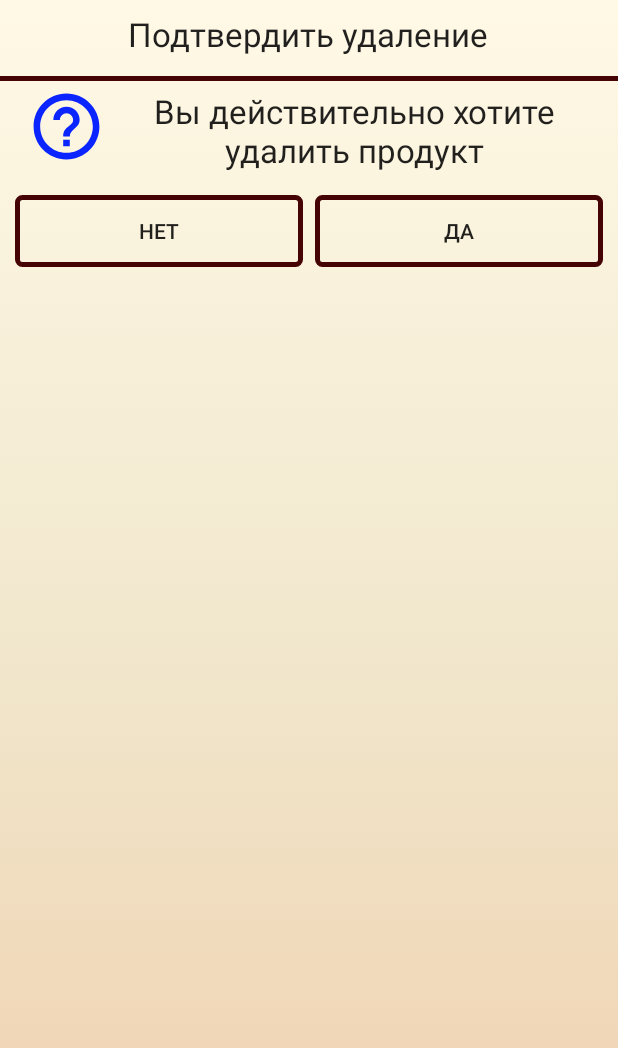
After one commit to ecrikki/android_project, an Android app: the layout dialog_delet.xml on its own in the app's theme, with its tools: preview values and no code run, on a phone screen of 412 x 824 dp. The commit adds this screen. Shown: the top 1048 px of the screen. Run offline under Robolectric (Android 15) with nearby library versions, the phone set to English and light mode, and no system bars.

Commit message:
Delete dialog

```diff
--- a/app/src/main/java/com/example/calories/Add_Activity.java
+++ b/app/src/main/java/com/example/calories/Add_Activity.java
@@ -1,16 +1,10 @@
 package com.example.calories;
 
 import android.app.Activity;
-import android.app.Dialog;
-import android.app.SearchManager;
-import android.content.Context;
-import android.content.DialogInterface;
 import android.content.Intent;
 import android.os.Bundle;
-import android.text.InputType;
 import android.view.LayoutInflater;
 import android.view.View;
-import android.view.WindowManager;
 import android.widget.Button;
 import android.widget.EditText;
 import android.widget.ExpandableListView;
@@ -34,7 +28,6 @@ import java.util.ArrayList;
 
 public class Add_Activity extends Activity implements SearchView.OnQueryTextListener, SearchView.OnCloseListener {
 
-    private SearchView search;
     private ProductsAdapter adapter;
     private ExpandableListView myList;
     private ArrayList<Class_prod> class_prodList = new ArrayList<>();
@@ -48,7 +41,7 @@ public class Add_Activity extends Activity implements SearchView.OnQueryTextList
         setContentView(R.layout.add_activity);
 
         myList = findViewById(R.id.expandableList);
-        search = findViewById(R.id.search);
+        SearchView search = findViewById(R.id.search);
         search.setIconifiedByDefault(false);
         search.setOnQueryTextListener(this);
         search.setOnCloseListener(this);
@@ -67,7 +60,7 @@ public class Add_Activity extends Activity implements SearchView.OnQueryTextList
                 final Prod selected = (Prod) adapter.getChild(groupPosition, childPosition);
 
                 LayoutInflater inflater = LayoutInflater.from(Add_Activity.this);
-                final View dialogView = inflater.inflate(R.layout.dialog_activity, null);
+                final View dialogView = inflater.inflate(R.layout.dialog, null);
                 AlertDialog.Builder builder = new AlertDialog.Builder(Add_Activity.this);
                 builder.setView(dialogView);
 
@@ -141,7 +134,7 @@ public class Add_Activity extends Activity implements SearchView.OnQueryTextList
                         }
                     }
                 });
-                return true;
+                return false;
             }
         });
     }
--- a/app/src/main/java/com/example/calories/MainActivity.java
+++ b/app/src/main/java/com/example/calories/MainActivity.java
@@ -1,14 +1,21 @@
 package com.example.calories;
 
 import androidx.annotation.Nullable;
+import androidx.appcompat.app.AlertDialog;
 import androidx.appcompat.app.AppCompatActivity;
 
+import android.content.DialogInterface;
 import android.content.Intent;
 import android.content.SharedPreferences;
 import android.os.Bundle;
+import android.view.LayoutInflater;
 import android.view.View;
+import android.widget.AdapterView;
+import android.widget.Button;
 import android.widget.ExpandableListView;
+import android.widget.ImageView;
 import android.widget.TextView;
+import android.widget.Toast;
 
 import com.example.calories.Adapter.ProductsAdapter_main;
 import com.example.calories.Class.Class_prod;
@@ -126,6 +133,7 @@ public class MainActivity extends AppCompatActivity
             myList.setAdapter(adapter);
         }
         expandAll();
+        Delete_prod();
 
         getSupportActionBar().setDisplayShowHomeEnabled(true);
         getSupportActionBar().setDisplayUseLogoEnabled(true);
@@ -247,6 +255,51 @@ public class MainActivity extends AppCompatActivity
         return sPref.getInt("сумма", 0);
     }
 
+    private void Delete_prod() {
+        myList.setOnItemLongClickListener(new AdapterView.OnItemLongClickListener() {
+            @Override
+            public boolean onItemLongClick(AdapterView<?> parent, View view, int position, long id) {
+                if (ExpandableListView.getPackedPositionType(id) == ExpandableListView.PACKED_POSITION_TYPE_CHILD) {
+                    int groupPosition = ExpandableListView.getPackedPositionGroup(id);
+                    int childPosition = ExpandableListView.getPackedPositionChild(id);
+                    System.out.println(groupPosition);
+                    System.out.println(childPosition);
+
+                    final Prod selected = (Prod) adapter.getChild(groupPosition, childPosition);
+
+                    LayoutInflater inflater = LayoutInflater.from(MainActivity.this);
+                    final View dialogView = inflater.inflate(R.layout.dialog_delet, null);
+                    AlertDialog.Builder builder = new AlertDialog.Builder(MainActivity.this);
+                    builder.setView(dialogView);
+
+                    Button yes = dialogView.findViewById(R.id.yes);
+                    Button cancel = dialogView.findViewById(R.id.no);
+
+                    ImageView question = dialogView.findViewById(R.id.imageView3);
+                    question.setImageResource(R.drawable.ic_help_outline_black_24dp);
+
+                    final AlertDialog alertDialog = builder.create();
+                    alertDialog.show();
+
+                    yes.setOnClickListener(new View.OnClickListener() {
+                        @Override
+                        public void onClick(View v) {
+                            alertDialog.dismiss();
+                        }
+                    });
+
+                    cancel.setOnClickListener(new View.OnClickListener(){
+                        @Override
+                        public void onClick(View v) {
+                            alertDialog.dismiss();
+                        }
+                    });
+                }
+                return false;
+            }
+        });
+    }
+
     private void expandAll(){
         int count = adapter.getGroupCount();
         for(int i = 0; i < count; i++)
--- /dev/null
+++ b/app/src/main/res/drawable/ic_help_outline_black_24dp.xml
@@ -0,0 +1,5 @@
+<vector android:height="24dp" android:tint="#0A25FF"
+    android:viewportHeight="24.0" android:viewportWidth="24.0"
+    android:width="24dp" xmlns:android="http://schemas.android.com/apk/res/android">
+    <path android:fillColor="#FF000000" android:pathData="M11,18h2v-2h-2v2zM12,2C6.48,2 2,6.48 2,12s4.48,10 10,10 10,-4.48 10,-10S17.52,2 12,2zM12,20c-4.41,0 -8,-3.59 -8,-8s3.59,-8 8,-8 8,3.59 8,8 -3.59,8 -8,8zM12,6c-2.21,0 -4,1.79 -4,4h2c0,-1.1 0.9,-2 2,-2s2,0.9 2,2c0,2 -3,1.75 -3,5h2c0,-2.25 3,-2.5 3,-5 0,-2.21 -1.79,-4 -4,-4z"/>
+</vector>
--- /dev/null
+++ b/app/src/main/res/layout/dialog_delet.xml
@@ -0,0 +1,84 @@
+<?xml version="1.0" encoding="utf-8"?>
+<LinearLayout
+    xmlns:android="http://schemas.android.com/apk/res/android"
+    xmlns:app="http://schemas.android.com/apk/res-auto"
+    android:id="@+id/layout_root"
+    android:layout_width="fill_parent"
+    android:layout_height="fill_parent"
+    android:background="@drawable/custombackground"
+    android:gravity="center_horizontal"
+    android:orientation="vertical">
+
+    <TextView
+        android:id="@+id/tv"
+        android:layout_width="wrap_content"
+        android:layout_height="wrap_content"
+        android:layout_marginTop="8dp"
+        android:layout_marginBottom="8dp"
+        android:gravity="center"
+        android:text="Подтвердить удаление"
+        android:textAppearance="?android:attr/textAppearanceLarge" />
+
+    <View
+        android:layout_width="match_parent"
+        android:layout_height="3dp"
+        android:layout_gravity="bottom"
+        android:layout_marginTop="5dp"
+        android:background="#450303" />
+
+    <LinearLayout
+        android:layout_width="match_parent"
+        android:layout_height="wrap_content"
+        android:layout_marginStart="10dp"
+        android:layout_marginEnd="10dp"
+        android:orientation="horizontal">
+
+        <ImageView
+            android:id="@+id/imageView3"
+            android:layout_width="wrap_content"
+            android:layout_height="match_parent"
+            android:layout_marginStart="8dp"
+            android:layout_weight="0.3"
+            app:srcCompat="@drawable/ic_help_outline_black_24dp" />
+
+        <TextView
+            android:id="@+id/text"
+            android:layout_width="264dp"
+            android:layout_height="match_parent"
+            android:layout_marginTop="5dp"
+            android:layout_weight="0.7"
+            android:gravity="center"
+            android:text="Вы действительно хотите удалить продукт"
+            android:textAppearance="?android:attr/textAppearanceLarge" />
+    </LinearLayout>
+
+    <LinearLayout
+        android:layout_width="match_parent"
+        android:layout_height="wrap_content"
+        android:layout_marginTop="15dp"
+        android:orientation="horizontal"
+        android:paddingStart="10dp"
+        android:paddingEnd="10dp">
+
+        <Button
+            android:id="@+id/no"
+            android:layout_width="wrap_content"
+            android:layout_height="wrap_content"
+            android:layout_marginEnd="4dp"
+            android:layout_marginBottom="10dp"
+            android:layout_weight="0.5"
+            android:background="@drawable/button_dialog"
+            android:text="Нет" />
+
+        <Button
+            android:id="@+id/yes"
+            android:layout_width="wrap_content"
+            android:layout_height="wrap_content"
+            android:layout_marginStart="4dp"
+            android:layout_marginBottom="10dp"
+            android:layout_weight="0.5"
+            android:background="@drawable/button_dialog"
+            android:text="Да" />
+    </LinearLayout>
+
+</LinearLayout>
```
Also changed, not shown: app/src/main/res/layout/dialog.xml (renamed from app/src/main/res/layout/dialog_activity.xml).
